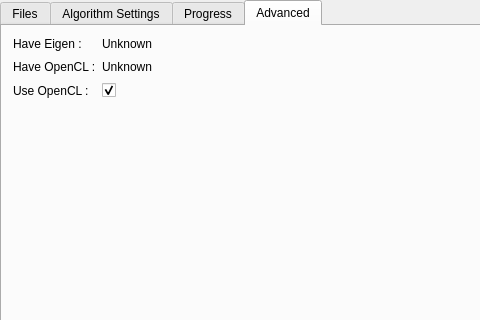
qchateau/AutoPanorama, file src/mainwindow.ui: the form before one commit; both pictures show x 0 to 480 and y 0 to 320 of the 940 by 700 pixel window.
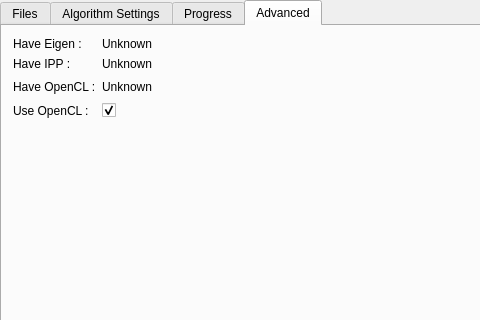
The form after the commit. The open tabs and pages were chosen to show the change. Icons and pictures are not drawn. Custom widgets are drawn as their Qt base class.

What changed in the file:
```diff
--- a/src/mainwindow.ui
+++ b/src/mainwindow.ui
@@ -192,7 +192,7 @@
              <number>100</number>
             </property>
             <property name="value">
-             <number>3</number>
+             <number>2</number>
             </property>
            </widget>
           </item>
@@ -801,7 +801,14 @@
         <string>Advanced</string>
        </attribute>
        <layout class="QGridLayout" name="gridLayout">
-        <item row="1" column="3">
+        <item row="0" column="0">
+         <widget class="QLabel" name="have_eigen_label">
+          <property name="text">
+           <string>Have Eigen :</string>
+          </property>
+         </widget>
+        </item>
+        <item row="2" column="3">
          <spacer name="horizontalSpacer">
           <property name="orientation">
            <enum>Qt::Horizontal</enum>
@@ -814,7 +821,7 @@
           </property>
          </spacer>
         </item>
-        <item row="3" column="0">
+        <item row="4" column="0">
          <spacer name="verticalSpacer_2">
           <property name="orientation">
            <enum>Qt::Vertical</enum>
@@ -827,14 +834,14 @@
           </property>
          </spacer>
         </item>
-        <item row="1" column="2">
-         <widget class="QLabel" name="haveopencl_value">
-          <property name="text">
-           <string>Unknown</string>
-          </property>
-         </widget>
-        </item>
         <item row="2" column="2">
+         <widget class="QLabel" name="haveopencl_value">
+          <property name="text">
+           <string>Unknown</string>
+          </property>
+         </widget>
+        </item>
+        <item row="3" column="2">
          <widget class="QCheckBox" name="use_opencl_checkbox">
           <property name="text">
            <string/>
@@ -844,27 +851,20 @@
           </property>
          </widget>
         </item>
-        <item row="1" column="0">
+        <item row="2" column="0">
          <widget class="QLabel" name="haveopencl_label">
           <property name="text">
            <string>Have OpenCL :</string>
           </property>
          </widget>
         </item>
-        <item row="2" column="0">
+        <item row="3" column="0">
          <widget class="QLabel" name="use_opencl_label">
           <property name="text">
            <string>Use OpenCL :</string>
           </property>
          </widget>
         </item>
-        <item row="0" column="0">
-         <widget class="QLabel" name="have_eigen_label">
-          <property name="text">
-           <string>Have Eigen :</string>
-          </property>
-         </widget>
-        </item>
         <item row="0" column="2">
          <widget class="QLabel" name="have_eigen_value">
           <property name="text">
@@ -872,6 +872,20 @@
           </property>
          </widget>
         </item>
+        <item row="1" column="0">
+         <widget class="QLabel" name="have_ipp_label">
+          <property name="text">
+           <string>Have IPP :</string>
+          </property>
+         </widget>
+        </item>
+        <item row="1" column="2">
+         <widget class="QLabel" name="have_ipp_value">
+          <property name="text">
+           <string>Unknown</string>
+          </property>
+         </widget>
+        </item>
        </layout>
       </widget>
      </widget>
```
